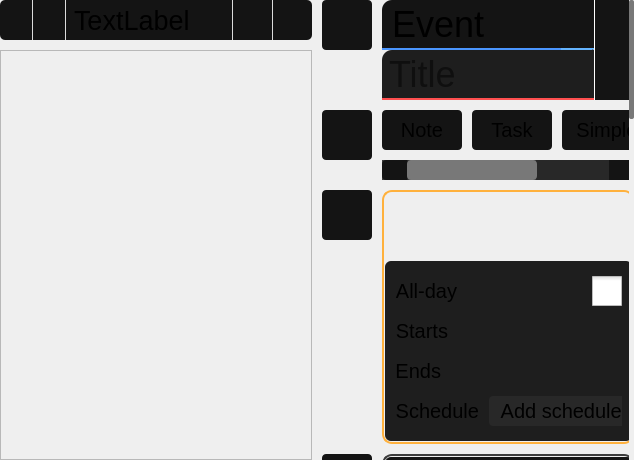
Above: resources/ui/pages/event_view.ui from sebastiannoenning/decan before the change. Below: the same form after it.
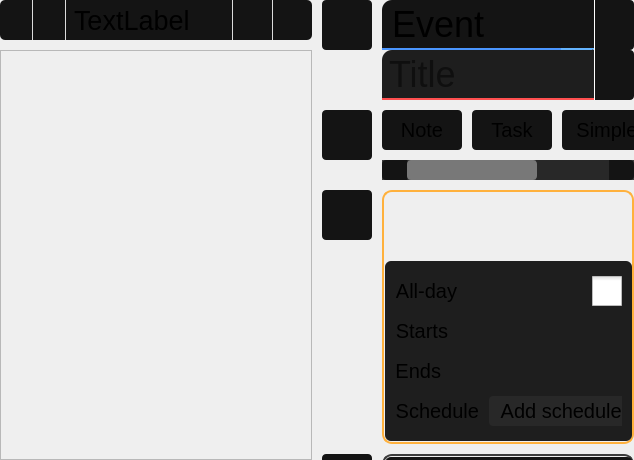
That is the form after the change. Icons and pictures are not drawn. Custom widgets are drawn as their Qt base class.

Diff of the .ui file:
```diff
--- a/resources/ui/pages/event_view.ui
+++ b/resources/ui/pages/event_view.ui
@@ -967,7 +967,7 @@
           <number>0</number>
          </property>
          <property name="verticalScrollBarPolicy">
-          <enum>Qt::ScrollBarPolicy::ScrollBarAlwaysOn</enum>
+          <enum>Qt::ScrollBarPolicy::ScrollBarAlwaysOff</enum>
          </property>
          <property name="horizontalScrollBarPolicy">
           <enum>Qt::ScrollBarPolicy::ScrollBarAlwaysOff</enum>
```
Left out of the diff: 3 changed lines with no effect on the pictures.
